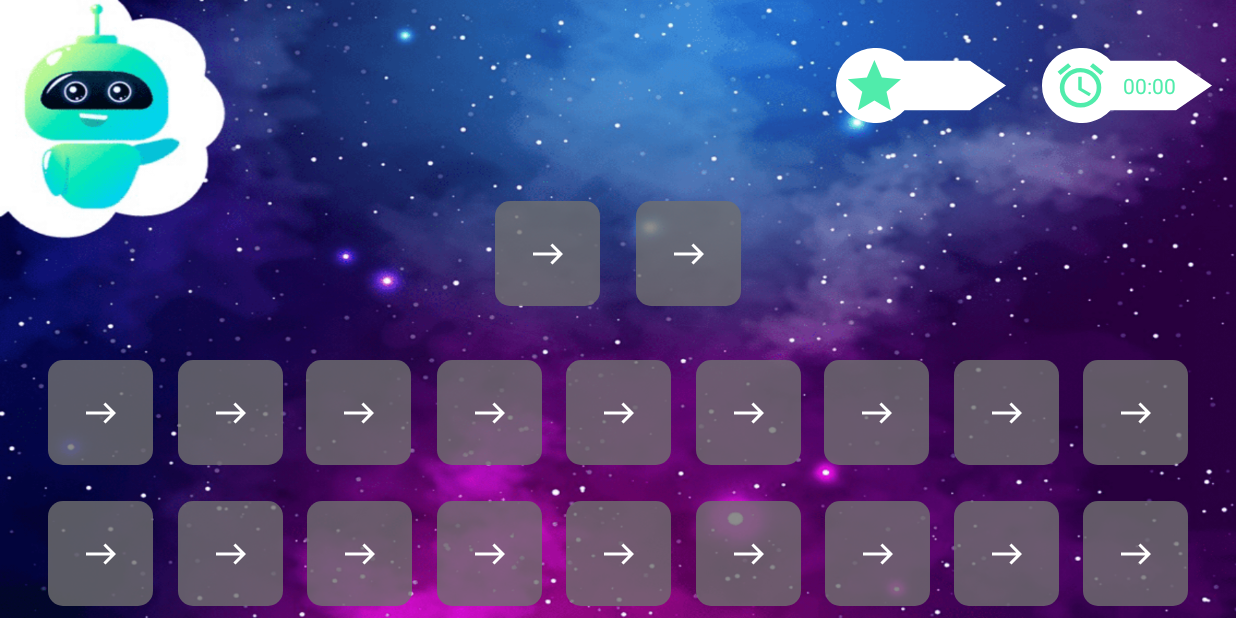
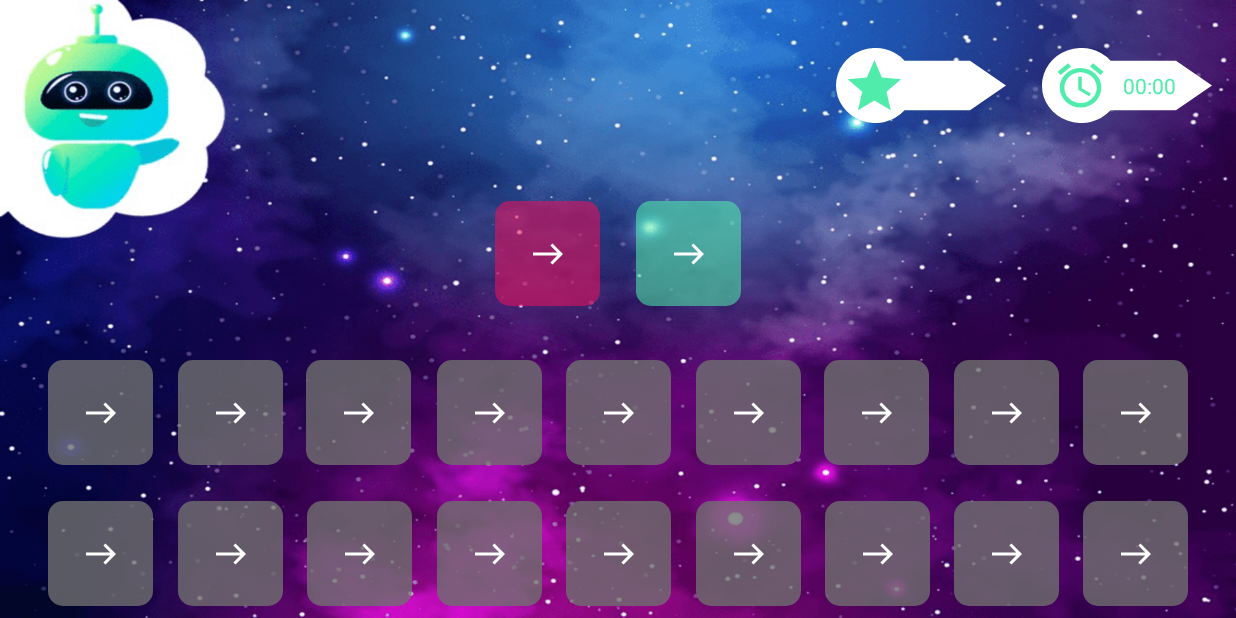
Before and after one commit to crispincho/ProyectoTesis, an Android app: the Rfn005Activity screen opened directly, with no data from a screen before it, on a phone screen of 824 x 412 dp (held sideways). Run offline under Robolectric (Android 15) with nearby library versions, the phone set to English and light mode, and no system bars; our stand-ins replace data binding.

Commit message:
Cambiando colores botones referencia rnf005

```diff
--- /dev/null
+++ b/app/src/main/res/drawable/arrow_background_green.xml
@@ -0,0 +1,5 @@
+<?xml version="1.0" encoding="utf-8"?>
+<shape xmlns:android="http://schemas.android.com/apk/res/android">
+    <solid android:color="@color/buttonGreen" />
+    <corners android:radius="10dp" />
+</shape>
--- /dev/null
+++ b/app/src/main/res/drawable/arrow_background_red.xml
@@ -0,0 +1,5 @@
+<?xml version="1.0" encoding="utf-8"?>
+<shape xmlns:android="http://schemas.android.com/apk/res/android">
+    <solid android:color="@color/buttonRed" />
+    <corners android:radius="10dp" />
+</shape>
--- a/app/src/main/res/layout/activity_rfn005.xml
+++ b/app/src/main/res/layout/activity_rfn005.xml
@@ -258,7 +258,7 @@
                 android:layout_height="@dimen/button_arrow"
                 android:layout_marginEnd="24dp"
                 android:layout_marginRight="0dp"
-                android:background="@drawable/arrow_background"
+                android:background="@drawable/arrow_background_red"
                 android:contentDescription="@string/button_reply"
                 app:layout_constraintBottom_toBottomOf="@+id/imageButton20"
                 app:layout_constraintEnd_toEndOf="parent"
@@ -268,7 +268,7 @@
                 android:id="@+id/imageButton02"
                 android:layout_width="@dimen/button_arrow"
                 android:layout_height="@dimen/button_arrow"
-                android:background="@drawable/arrow_background"
+                android:background="@drawable/arrow_background_green"
                 android:contentDescription="@string/button_reply"
                 app:layout_constraintBottom_toBottomOf="@+id/imageButton20"
                 app:layout_constraintEnd_toEndOf="parent"
--- a/app/src/main/res/values/colors.xml
+++ b/app/src/main/res/values/colors.xml
@@ -7,6 +7,8 @@
     <color name="keyColor">#65FFFFFF</color>
     <color name="white">#FFFFFF</color>
     <color name="colorButtonSelected">#9050ECAB</color>
+    <color name="buttonGreen">#9050ECAB</color>
     <color name="existsText">@color/colorAccent</color>
     <color name="notExistsText">#90EC115C</color>
+    <color name="buttonRed">#90EC115C</color>
 </resources>
```
